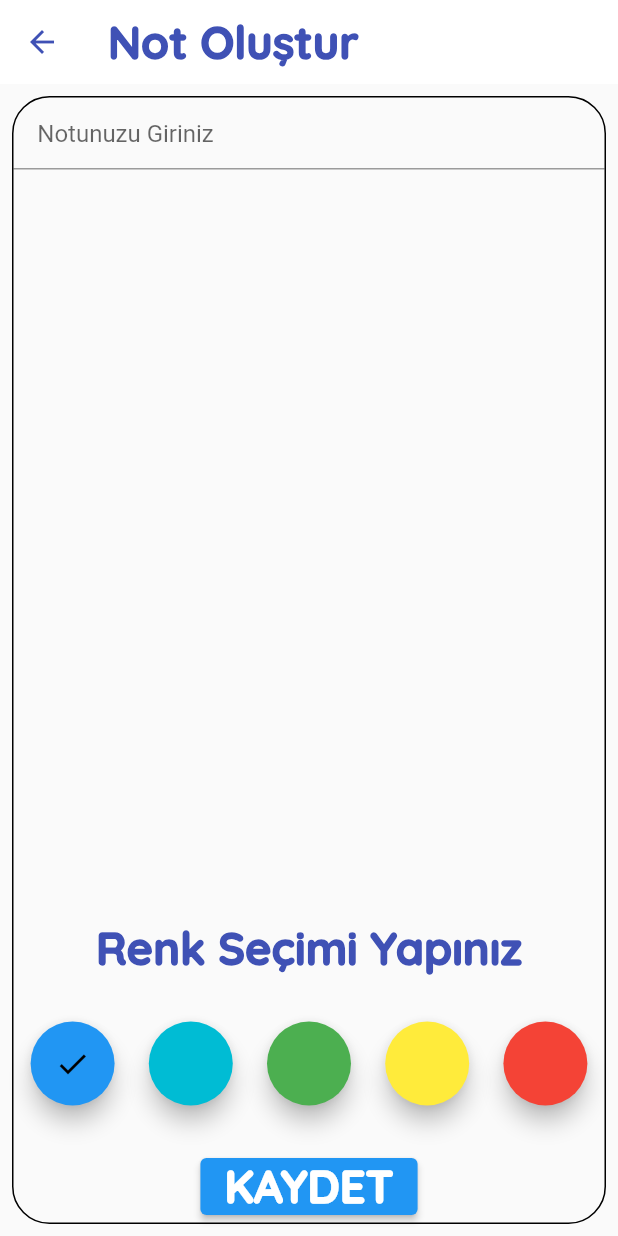
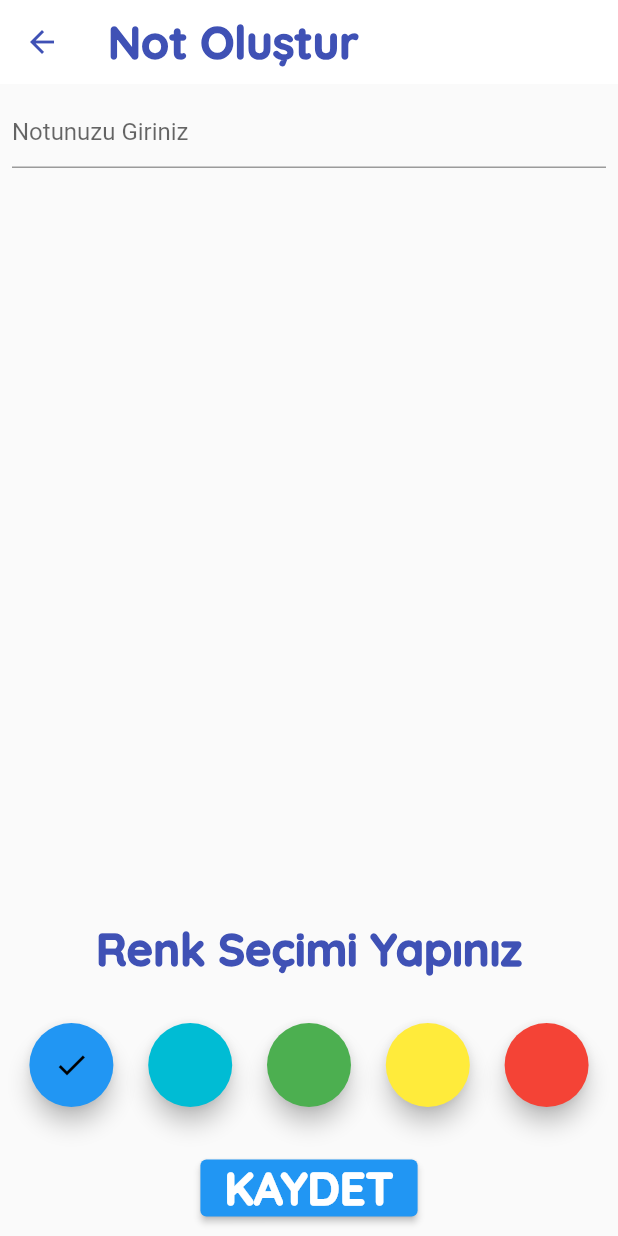
Before and after one commit to BerkayUludogan/flutter-note-app, a Flutter app: the screen it shows after launch, after a tap on the "edit note" icon, on a phone screen of 412 x 824 dp. Run offline on Flutter 3.47's test engine with Material 2 defaults, Android fonts, the phone set to English and light mode, and no system bars; our stand-ins replace google_fonts, shared_preferences.

Commit message:
create_notes için model sınıfı oluşturuldu. Tasarım güncellendi

```diff
--- /dev/null
+++ b/lib/model/create_notes_model.dart
@@ -0,0 +1,71 @@
+import 'package:flutter/material.dart';
+import 'package:flutter_proje1/model/notes_model.dart';
+import 'package:flutter_proje1/pages/create_notes.dart';
+import 'package:flutter_proje1/product/locale_manager.dart';
+
+abstract class CreateNotesModel extends State<CreateNotes> {
+  late TextEditingController textEditingController = TextEditingController();
+  @override
+  void initState() {
+    super.initState();
+    textEditingController = TextEditingController(text: widget.note);
+  }
+
+  Future<void> saveData() async {
+    String? myNotes = LocaleManager.instance.getString(PreferencesKey.note);
+    List<MyNoteModel> noteList = [];
+
+    if (myNotes != null) {
+      noteList = MyNoteModel().decode(myNotes);
+
+      // Güncellenmek istenen notu bul ve üzerine yaz
+      bool noteUpdated = false; // Güncelleme yapıldı mı kontrolü için
+      for (int i = 0; i < noteList.length; i++) {
+        if (noteList[i].note == widget.note) {
+          noteList[i].note = textEditingController.text;
+          noteList[i].colorId = colorId;
+          noteUpdated = true;
+          break;
+        }
+      }
+
+      // Eğer güncelleme yapılmadıysa yeni bir not ekle
+      if (!noteUpdated) {
+        noteList.add(
+            MyNoteModel(note: textEditingController.text, colorId: colorId));
+      }
+    } else {
+      // Eğer veri yoksa yeni bir not ekle
+      noteList
+          .add(MyNoteModel(note: textEditingController.text, colorId: colorId));
+    }
+
+    LocaleManager.instance.setString(
+      PreferencesKey.note,
+      MyNoteModel().encode(noteList),
+    );
+
+    isNoteAdded = true;
+  }
+
+  int colorId = 1;
+  bool isNoteAdded = false;
+  bool isInputValid(String input) {
+    // Girilen metni kontrol eder ve boşluk karakteri girilmediği durumlarda true döner
+    return input.trim() != '';
+  }
+
+  Widget createColor(Color color, int index) {
+    return FloatingActionButton(
+      heroTag: index,
+      onPressed: () {
+        colorId = index;
+        setState(() {});
+      },
+      backgroundColor: color,
+      child: colorId == index
+          ? const Icon(Icons.check, color: Colors.black)
+          : const SizedBox.shrink(),
+    );
+  }
+}
--- a/lib/pages/create_notes.dart
+++ b/lib/pages/create_notes.dart
@@ -1,5 +1,6 @@
 import 'package:flutter/material.dart';
 import 'package:flutter_proje1/constant.dart';
+import 'package:flutter_proje1/model/create_notes_model.dart';
 import 'package:flutter_proje1/model/notes_model.dart';
 import 'package:flutter_proje1/pages/main_page_view.dart';
 import 'package:flutter_proje1/product/locale_manager.dart';
@@ -11,17 +12,8 @@ class CreateNotes extends StatefulWidget {
   State<CreateNotes> createState() => _CreateNotesState();
 }
 
-class _CreateNotesState extends State<CreateNotes> {
-  late TextEditingController textEditingController = TextEditingController();
+class _CreateNotesState extends CreateNotesModel {
 
-  @override
-  void initState() {
-    super.initState();
-    textEditingController = TextEditingController(text: widget.note);
-  }
-
-  int colorId = 1;
-  bool isNoteAdded = false;
   @override
   Widget build(BuildContext context) {
     return Scaffold(
@@ -37,17 +29,13 @@ class _CreateNotesState extends State<CreateNotes> {
       body: Center(
         child: Padding(
           padding: const EdgeInsets.all(8.0),
-          child: Container(
-            decoration: BoxDecoration(
-                border: Border.all(color: Colors.black),
-                borderRadius: const BorderRadius.all(Radius.circular(25))),
           child: Column(
             children: [
               Expanded(
                 child: TextField(
                   controller: textEditingController,
                   decoration: const InputDecoration(
-                      hintText: '    Notunuzu Giriniz',
+                    hintText: 'Notunuzu Giriniz',
                   ),
                   maxLines: null,
                   keyboardType: TextInputType.multiline,
@@ -55,8 +43,8 @@ class _CreateNotesState extends State<CreateNotes> {
               ),
               Constant.defaultHeight,
               Center(
-                    child: Text('Renk Seçimi Yapınız',
-                        style: Constant.headerStyle)),
+                  child:
+                      Text('Renk Seçimi Yapınız', style: Constant.headerStyle)),
               Constant.defaultHeight,
               Container(
                 decoration: const BoxDecoration(
@@ -64,11 +52,11 @@ class _CreateNotesState extends State<CreateNotes> {
                 child: Row(
                     mainAxisAlignment: MainAxisAlignment.spaceAround,
                     children: [
-                        _createColor(Constant.color1, 1),
-                        _createColor(Constant.color2, 2),
-                        _createColor(Constant.color3, 3),
-                        _createColor(Constant.color4, 4),
-                        _createColor(Constant.color5, 5),
+                      createColor(Constant.color1, 1),
+                      createColor(Constant.color2, 2),
+                      createColor(Constant.color3, 3),
+                      createColor(Constant.color4, 4),
+                      createColor(Constant.color5, 5),
                     ]),
               ),
               Constant.defaultHeight,
@@ -79,6 +67,7 @@ class _CreateNotesState extends State<CreateNotes> {
                       textEditingController.text.trim().isEmpty) return;
                   await saveData();
                   if (!mounted) return;
+                  debugPrint('Ulaşıldı');
                   //Navigator.of(context).pop(isNoteAdded);
                    Navigator.of(context).push(MaterialPageRoute(
                     builder: (context) => const MainPageView(),
@@ -90,68 +79,6 @@ class _CreateNotesState extends State<CreateNotes> {
           ),
         ),
       ),
-      ),
     );
   }
-
-  bool isInputValid(String input) {
-    // Girilen metni kontrol eder ve boşluk karakteri girilmediği durumlarda true döner
-    return input.trim() != '';
 }
-
-  Widget _createColor(Color color, int index) {
-    return FloatingActionButton(
-      heroTag: index,
-      onPressed: () {
-        colorId = index;
-        setState(() {});
-      },
-      backgroundColor: color,
-      child: colorId == index
-          ? const Icon(Icons.check, color: Colors.black)
-          : const SizedBox.shrink(),
-    );
-  }
-
-  Future<void> saveData() async {
-    String? myNotes = LocaleManager.instance.getString(PreferencesKey.note);
-    List<MyNoteModel> noteList = [];
-
-    if (myNotes != null) {
-      noteList = MyNoteModel().decode(myNotes);
-
-      // Güncellenmek istenen notu bul ve üzerine yaz
-      for (int i = 0; i < noteList.length; i++) {
-        if (noteList[i].note == widget.note) {
-          noteList[i].note = textEditingController.text;
-          noteList[i].colorId = colorId;
-          break;
-        }
-      }
-    }
-
-    LocaleManager.instance.setString(
-      PreferencesKey.note,
-      MyNoteModel().encode(noteList),
-    );
-
-    isNoteAdded = true;
-  }
-  /* Future<void> saveData() async {
-    String? myNotes = LocaleManager.instance.getString(PreferencesKey.note);
-    if (myNotes == null) {
-      List<MyNoteModel> noteList = [
-        MyNoteModel(note: textEditingController.text, colorId: colorId)
-      ];
-      LocaleManager.instance
-          .setString(PreferencesKey.note, MyNoteModel().encode(noteList));
-    } else {
-      List<MyNoteModel> noteList = MyNoteModel().decode(myNotes);
-      noteList
-          .add(MyNoteModel(note: textEditingController.text, colorId: colorId));
-      LocaleManager.instance
-          .setString(PreferencesKey.note, MyNoteModel().encode(noteList));
-    }
-    isNoteAdded = true;
-  } */
-}
--- a/lib/pages/main_page_view.dart
+++ b/lib/pages/main_page_view.dart
@@ -27,8 +27,7 @@ class _MainPageViewState extends MainPageModel {
             Navigator.of(context)
                 .push(
               MaterialPageRoute(
-                builder: (context) => const CreateNotes(note: '',
-                ),
+                builder: (context) => const CreateNotes(note: '',),
               ),
             )
                 .then(
```
Also changed, not shown: lib/pages/note_details.dart (+5 -3 lines). Lines whose indentation alone changed are shown as unchanged.
